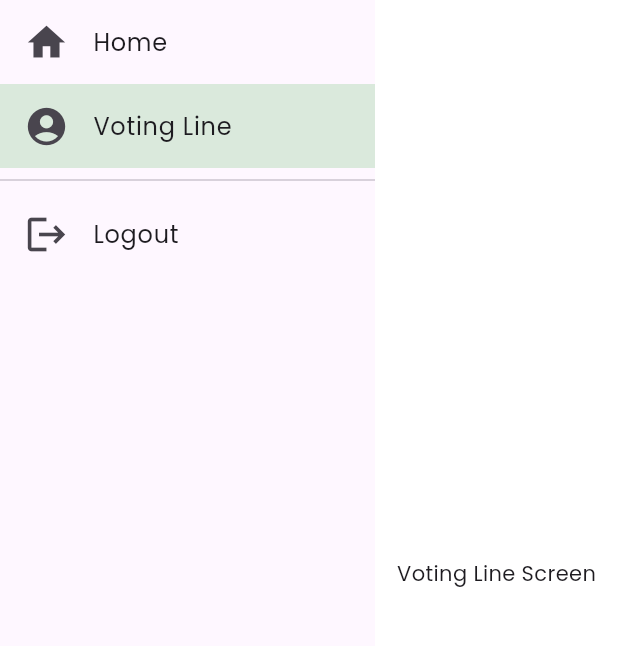
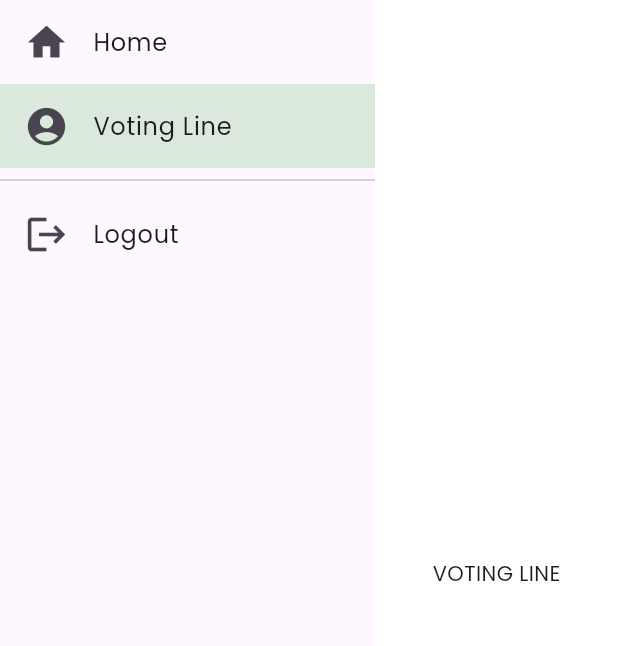
Before and after one commit to lxcupid/voting_system, a Flutter app: the VotingsystemDashboard screen opened directly, after a tap on "Voting Line", on a phone screen of 412 x 824 dp, the part 90-736 px from its top. Run offline on Flutter 3.47's test engine with Material 3 defaults, Android fonts, the phone set to English and light mode, and no system bars; our stand-ins replace google_fonts.

Commit message:
finished home screen

```diff
--- a/lib/main.dart
+++ b/lib/main.dart
@@ -1,5 +1,4 @@
 import 'package:flutter/material.dart';
-import 'package:voting_system/screens/dashboard/studentDashboard/votingsystem_dashboard.dart';
 import 'package:voting_system/screens/votingsystem_login.dart';
 import 'package:google_fonts/google_fonts.dart';
 
@@ -21,6 +20,6 @@ class MyApp extends StatelessWidget {
           colorScheme: ColorScheme.fromSeed(seedColor: Colors.deepPurple),
           useMaterial3: true,
         ),
-        home: VotingsystemLogin());
+        home: const VotingsystemLogin());
   }
 }
--- a/lib/screens/dashboard/dashboardContents/left_drawer.dart
+++ b/lib/screens/dashboard/dashboardContents/left_drawer.dart
@@ -22,13 +22,12 @@ class LeftDrawer extends StatefulWidget {
 class _LeftDrawerState extends State<LeftDrawer> {
   @override
   Widget build(BuildContext context) {
-    return Container(
-      child: ListView(
+    return ListView(
       padding: EdgeInsets.zero,
       children: [
         // Menu icon to collapse/expand the drawer
         Container(
-            padding: EdgeInsets.symmetric(horizontal: 20),
+          padding: const EdgeInsets.symmetric(horizontal: 20),
           height: 60,
           color: Colors.green,
           child: Align(
@@ -74,7 +73,6 @@ class _LeftDrawerState extends State<LeftDrawer> {
           },
         ),
       ],
-      ),
     );
   }
 }
@@ -87,6 +85,7 @@ class CustomDrawerItem extends StatelessWidget {
   final GestureTapCallback onTap;
 
   const CustomDrawerItem({
+    super.key,
     required this.icon,
     required this.text,
     required this.isCollapsed,
--- a/lib/screens/dashboard/studentDashboard/votingsystem_dashboard.dart
+++ b/lib/screens/dashboard/studentDashboard/votingsystem_dashboard.dart
@@ -1,6 +1,8 @@
 import 'package:flutter/material.dart';
 import 'package:voting_system/screens/dashboard/dashboardContents/home_header.dart';
 import 'package:voting_system/screens/dashboard/dashboardContents/left_drawer.dart';
+import 'package:voting_system/screens/dashboard/studentDashboard/votingsystem_home.dart';
+import 'package:voting_system/screens/dashboard/studentDashboard/votinsystem_voting_line.dart';
 
 class VotingsystemDashboard extends StatefulWidget {
   const VotingsystemDashboard({super.key});
@@ -65,13 +67,11 @@ class _VotingsystemDashboardState extends State<VotingsystemDashboard> {
 
   Widget getCurrentScreen() {
     switch (currentScreen) {
-      case 'Profile':
-        return const Text('Profile Screen');
       case 'Voting Line':
-        return const Text('Voting Line Screen');
+        return VotinsystemVotingLine();
       case 'Home':
       default:
-        return const Text('Home Screen');
+        return VotingsystemHome(); // Return the actual widget for Home
     }
   }
 }
--- a/lib/screens/dashboard/studentDashboard/votingsystem_home.dart
+++ b/lib/screens/dashboard/studentDashboard/votingsystem_home.dart
@@ -1,13 +1,66 @@
 import 'package:flutter/material.dart';
+import 'package:voting_system/core/models/candidate_model.dart';
+import 'package:voting_system/screens/dashboard/dashboardContents/candidate_widget.dart';
 
 class VotingsystemHome extends StatelessWidget {
   const VotingsystemHome({super.key});
 
   @override
   Widget build(BuildContext context) {
+    // Sample list of candidates
+    final List<Candidate> candidates = [
+      Candidate(
+        imageUrl:
+            'https://upload.wikimedia.org/wikipedia/commons/thumb/a/a0/Andrzej_Person_Kancelaria_Senatu.jpg/1200px-Andrzej_Person_Kancelaria_Senatu.jpg',
+        name: 'John Doe',
+        motto: 'For a better future',
+      ),
+      Candidate(
+        imageUrl:
+            'https://encrypted-tbn0.gstatic.com/images?q=tbn:ANd9GcQa4xjShh4ynJbrgYrW_aB4lhKSxeMzQ3cO_A&s',
+        name: 'Jane Smith',
+        motto: 'Together we can!',
+      ),
+      Candidate(
+        imageUrl:
+            'https://encrypted-tbn0.gstatic.com/images?q=tbn:ANd9GcQa4xjShh4ynJbrgYrW_aB4lhKSxeMzQ3cO_A&s',
+        name: 'Jane Smith',
+        motto: 'Together we can!',
+      ),
+      Candidate(
+        imageUrl:
+            'https://encrypted-tbn0.gstatic.com/images?q=tbn:ANd9GcQa4xjShh4ynJbrgYrW_aB4lhKSxeMzQ3cO_A&s',
+        name: 'Jane Smith',
+        motto: 'Together we can!',
+      ),
+      Candidate(
+        imageUrl:
+            'https://encrypted-tbn0.gstatic.com/images?q=tbn:ANd9GcQa4xjShh4ynJbrgYrW_aB4lhKSxeMzQ3cO_A&s',
+        name: 'Jane Smith',
+        motto: 'Together we can!',
+      ),
+      Candidate(
+        imageUrl:
+            'https://encrypted-tbn0.gstatic.com/images?q=tbn:ANd9GcSHr74Pjdj__bQPnZK-BFujbwgnP1t5PIqkig&s',
+        name: 'Alice Johnson',
+        motto: 'Your voice matters',
+      ),
+      // Add more candidates as needed
+    ];
+
     return Container(
-      child: Center(
-        child: Text('HOME SCREEN'),
+      padding: const EdgeInsets.all(8.0),
+      child: GridView.builder(
+        gridDelegate: SliverGridDelegateWithMaxCrossAxisExtent(
+            maxCrossAxisExtent: 350,
+            mainAxisExtent: 300 // Maximum width of each item
+            ),
+        itemCount: candidates.length,
+        itemBuilder: (context, index) {
+          return CandidateWidget(
+            candidate: candidates[index], // Use CandidateWidget
+          );
+        },
       ),
     );
   }
--- a/lib/screens/votingsystem_login.dart
+++ b/lib/screens/votingsystem_login.dart
@@ -78,9 +78,9 @@ class _VotingsystemLoginState extends State<VotingsystemLogin> {
                         return null;
                       },
                     ),
-                    SizedBox(height: 10),
-                    Text("Name"),
-                    SizedBox(height: 5),
+                    const SizedBox(height: 10),
+                    const Text("Name"),
+                    const SizedBox(height: 5),
                     CustomTextFormField(
                       controller: nameController,
                       hintText: "Name",
@@ -92,7 +92,7 @@ class _VotingsystemLoginState extends State<VotingsystemLogin> {
                         return null;
                       },
                     ),
-                    SizedBox(height: 10),
+                    const SizedBox(height: 10),
                     Text("Colleges"),
                     SizedBox(height: 5),
                     CustomDropdown(
```
Lines whose indentation alone changed are shown as unchanged.
